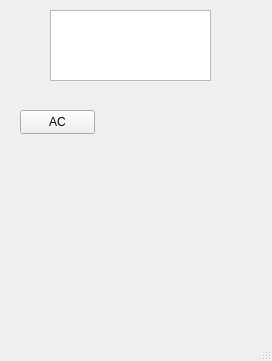
Before: the Qt Designer form main_window.ui in zahra-eslami/Assignment17, drawn with Qt 5.
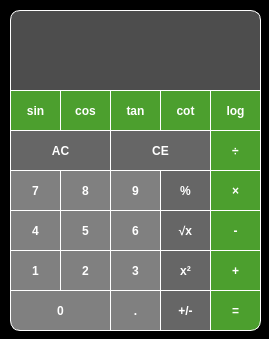
After: the same form once the commit is applied. Icons and pictures are not drawn.

Diff of the .ui file:
```diff
--- a/main_window.ui
+++ b/main_window.ui
@@ -6,49 +6,808 @@
    <rect>
     <x>0</x>
     <y>0</y>
-    <width>272</width>
-    <height>361</height>
+    <width>269</width>
+    <height>339</height>
    </rect>
   </property>
   <property name="windowTitle">
-   <string>MainWindow</string>
+   <string>MyCalculator</string>
+  </property>
+  <property name="windowIcon">
+   <iconset theme="accessories-calculator"/>
+  </property>
+  <property name="styleSheet">
+   <string notr="true">background-color: black;
+</string>
   </property>
   <widget class="QWidget" name="centralwidget">
-   <widget class="QTextEdit" name="textEdit">
-    <property name="geometry">
-     <rect>
-      <x>50</x>
-      <y>10</y>
-      <width>161</width>
-      <height>71</height>
-     </rect>
-    </property>
-   </widget>
-   <widget class="QPushButton" name="pushButton">
-    <property name="geometry">
-     <rect>
-      <x>20</x>
-      <y>110</y>
-      <width>75</width>
-      <height>24</height>
-     </rect>
-    </property>
-    <property name="text">
-     <string>AC</string>
-    </property>
-   </widget>
-  </widget>
-  <widget class="QMenuBar" name="menubar">
-   <property name="geometry">
-    <rect>
-     <x>0</x>
-     <y>0</y>
-     <width>272</width>
-     <height>22</height>
-    </rect>
+   <property name="styleSheet">
+    <string notr="true"/>
    </property>
+   <widget class="QPushButton" name="btn_ac">
+    <property name="geometry">
+     <rect>
+      <x>10</x>
+      <y>130</y>
+      <width>101</width>
+      <height>41</height>
+     </rect>
+    </property>
+    <property name="autoFillBackground">
+     <bool>false</bool>
+    </property>
+    <property name="styleSheet">
+     <string notr="true">background-color: rgba(128, 128, 128, 0.8);
+font: 700 14pt &quot;Consolas&quot;;
+font-weight: bold; 
+color: white; 
+border: 1px solid white;
+</string>
+    </property>
+    <property name="text">
+     <string>AC</string>
+    </property>
+    <property name="autoDefault">
+     <bool>false</bool>
+    </property>
+   </widget>
+   <widget class="QLineEdit" name="txtbox">
+    <property name="geometry">
+     <rect>
+      <x>10</x>
+      <y>10</y>
+      <width>251</width>
+      <height>81</height>
+     </rect>
+    </property>
+    <property name="styleSheet">
+     <string notr="true">background-color :rgb(77, 77, 77);
+border-top-left-radius: 10px; 
+border-top-right-radius: 10px;
+font: 700 16pt &quot;Consolas&quot;;
+font-weight: bold; 
+color: white; 
+border: 1px solid white;
+
+</string>
+    </property>
+   </widget>
+   <widget class="QPushButton" name="btn_plus_minues">
+    <property name="geometry">
+     <rect>
+      <x>160</x>
+      <y>290</y>
+      <width>51</width>
+      <height>41</height>
+     </rect>
+    </property>
+    <property name="autoFillBackground">
+     <bool>false</bool>
+    </property>
+    <property name="styleSheet">
+     <string notr="true">background-color: rgba(128, 128, 128, 0.8); 
+font: 700 14pt &quot;Consolas&quot;;
+font-weight: bold; 
+color: white; 
+border: 1px solid white;
+</string>
+    </property>
+    <property name="text">
+     <string>+/-</string>
+    </property>
+    <property name="autoDefault">
+     <bool>false</bool>
+    </property>
+   </widget>
+   <widget class="QPushButton" name="btn_num_9">
+    <property name="geometry">
+     <rect>
+      <x>110</x>
+      <y>170</y>
+      <width>51</width>
+      <height>41</height>
+     </rect>
+    </property>
+    <property name="autoFillBackground">
+     <bool>false</bool>
+    </property>
+    <property name="styleSheet">
+     <string notr="true">background-color: #808080; 
+font: 700 14pt &quot;Consolas&quot;;
+font-weight: bold; 
+color: white; 
+border: 1px solid white;
+</string>
+    </property>
+    <property name="text">
+     <string>9</string>
+    </property>
+    <property name="autoDefault">
+     <bool>false</bool>
+    </property>
+   </widget>
+   <widget class="QPushButton" name="btn_num_7">
+    <property name="geometry">
+     <rect>
+      <x>10</x>
+      <y>170</y>
+      <width>51</width>
+      <height>41</height>
+     </rect>
+    </property>
+    <property name="autoFillBackground">
+     <bool>false</bool>
+    </property>
+    <property name="styleSheet">
+     <string notr="true">background-color: #808080; 
+font: 700 14pt &quot;Consolas&quot;;
+font-weight: bold; 
+color: white; 
+border: 1px solid white;
+</string>
+    </property>
+    <property name="text">
+     <string>7</string>
+    </property>
+    <property name="autoDefault">
+     <bool>false</bool>
+    </property>
+   </widget>
+   <widget class="QPushButton" name="btn_num_8">
+    <property name="geometry">
+     <rect>
+      <x>60</x>
+      <y>170</y>
+      <width>51</width>
+      <height>41</height>
+     </rect>
+    </property>
+    <property name="autoFillBackground">
+     <bool>false</bool>
+    </property>
+    <property name="styleSheet">
+     <string notr="true">background-color: #808080; 
+font: 700 14pt &quot;Consolas&quot;;
+font-weight: bold; 
+color: white; 
+border: 1px solid white;
+</string>
+    </property>
+    <property name="text">
+     <string>8</string>
+    </property>
+    <property name="autoDefault">
+     <bool>false</bool>
+    </property>
+   </widget>
+   <widget class="QPushButton" name="btn_num_6">
+    <property name="geometry">
+     <rect>
+      <x>110</x>
+      <y>210</y>
+      <width>51</width>
+      <height>41</height>
+     </rect>
+    </property>
+    <property name="autoFillBackground">
+     <bool>false</bool>
+    </property>
+    <property name="styleSheet">
+     <string notr="true">background-color: #808080; 
+font: 700 14pt &quot;Consolas&quot;;
+font-weight: bold; 
+color: white; 
+border: 1px solid white;
+</string>
+    </property>
+    <property name="text">
+     <string>6</string>
+    </property>
+    <property name="autoDefault">
+     <bool>false</bool>
+    </property>
+   </widget>
+   <widget class="QPushButton" name="btn_num_4">
+    <property name="geometry">
+     <rect>
+      <x>10</x>
+      <y>210</y>
+      <width>51</width>
+      <height>41</height>
+     </rect>
+    </property>
+    <property name="autoFillBackground">
+     <bool>false</bool>
+    </property>
+    <property name="styleSheet">
+     <string notr="true">background-color: #808080; 
+font: 700 14pt &quot;Consolas&quot;;
+font-weight: bold; 
+color: white; 
+border: 1px solid white;
+</string>
+    </property>
+    <property name="text">
+     <string>4</string>
+    </property>
+    <property name="autoDefault">
+     <bool>false</bool>
+    </property>
+   </widget>
+   <widget class="QPushButton" name="btn_num_5">
+    <property name="geometry">
+     <rect>
+      <x>60</x>
+      <y>210</y>
+      <width>51</width>
+      <height>41</height>
+     </rect>
+    </property>
+    <property name="autoFillBackground">
+     <bool>false</bool>
+    </property>
+    <property name="styleSheet">
+     <string notr="true">background-color: #808080; 
+font: 700 14pt &quot;Consolas&quot;;
+font-weight: bold; 
+color: white; 
+border: 1px solid white;
+</string>
+    </property>
+    <property name="text">
+     <string>5</string>
+    </property>
+    <property name="autoDefault">
+     <bool>false</bool>
+    </property>
+   </widget>
+   <widget class="QPushButton" name="btn_num_3">
+    <property name="geometry">
+     <rect>
+      <x>110</x>
+      <y>250</y>
+      <width>51</width>
+      <height>41</height>
+     </rect>
+    </property>
+    <property name="autoFillBackground">
+     <bool>false</bool>
+    </property>
+    <property name="styleSheet">
+     <string notr="true">background-color: #808080; 
+font: 700 14pt &quot;Consolas&quot;;
+font-weight: bold; 
+color: white; 
+border: 1px solid white;
+</string>
+    </property>
+    <property name="text">
+     <string>3</string>
+    </property>
+    <property name="autoDefault">
+     <bool>false</bool>
+    </property>
+   </widget>
+   <widget class="QPushButton" name="btn_num_1">
+    <property name="geometry">
+     <rect>
+      <x>10</x>
+      <y>250</y>
+      <width>51</width>
+      <height>41</height>
+     </rect>
+    </property>
+    <property name="autoFillBackground">
+     <bool>false</bool>
+    </property>
+    <property name="styleSheet">
+     <string notr="true">background-color: #808080; 
+font: 700 14pt &quot;Consolas&quot;;
+font-weight: bold; 
+color: white; 
+border: 1px solid white;
+</string>
+    </property>
+    <property name="text">
+     <string>1</string>
+    </property>
+    <property name="autoDefault">
+     <bool>false</bool>
+    </property>
+   </widget>
+   <widget class="QPushButton" name="btn_num_2">
+    <property name="geometry">
+     <rect>
+      <x>60</x>
+      <y>250</y>
+      <width>51</width>
+      <height>41</height>
+     </rect>
+    </property>
+    <property name="autoFillBackground">
+     <bool>false</bool>
+    </property>
+    <property name="styleSheet">
+     <string notr="true">background-color: #808080; 
+font: 700 14pt &quot;Consolas&quot;;
+font-weight: bold; 
+color: white; 
+border: 1px solid white;
+</string>
+    </property>
+    <property name="text">
+     <string>2</string>
+    </property>
+    <property name="autoDefault">
+     <bool>false</bool>
+    </property>
+   </widget>
+   <widget class="QPushButton" name="btn_dot">
+    <property name="geometry">
+     <rect>
+      <x>110</x>
+      <y>290</y>
+      <width>51</width>
+      <height>41</height>
+     </rect>
+    </property>
+    <property name="autoFillBackground">
+     <bool>false</bool>
+    </property>
+    <property name="styleSheet">
+     <string notr="true">background-color: #808080; 
+font: 700 14pt &quot;Consolas&quot;;
+font-weight: bold; 
+color: white; 
+border: 1px solid white;
+</string>
+    </property>
+    <property name="text">
+     <string>.</string>
+    </property>
+    <property name="autoDefault">
+     <bool>false</bool>
+    </property>
+   </widget>
+   <widget class="QPushButton" name="btn_num_0">
+    <property name="geometry">
+     <rect>
+      <x>10</x>
+      <y>290</y>
+      <width>101</width>
+      <height>41</height>
+     </rect>
+    </property>
+    <property name="autoFillBackground">
+     <bool>false</bool>
+    </property>
+    <property name="styleSheet">
+     <string notr="true">background-color: #808080; 
+font: 700 14pt &quot;Consolas&quot;;
+font-weight: bold; 
+color: white; 
+border: 1px solid white;
+border-bottom-left-radius: 10px; 
+margin-bottom: 0px;
+padding-bottom: 0px;
+
+</string>
+    </property>
+    <property name="text">
+     <string>0</string>
+    </property>
+    <property name="autoDefault">
+     <bool>false</bool>
+    </property>
+   </widget>
+   <widget class="QPushButton" name="btn_sum">
+    <property name="geometry">
+     <rect>
+      <x>210</x>
+      <y>250</y>
+      <width>51</width>
+      <height>41</height>
+     </rect>
+    </property>
+    <property name="autoFillBackground">
+     <bool>false</bool>
+    </property>
+    <property name="styleSheet">
+     <string notr="true">background-color:  rgb(76, 159, 46);
+font: 700 14pt &quot;Consolas&quot;;
+font-weight: bold; 
+color: white; 
+border: 1px solid white;
+</string>
+    </property>
+    <property name="text">
+     <string>+</string>
+    </property>
+    <property name="autoDefault">
+     <bool>false</bool>
+    </property>
+   </widget>
+   <widget class="QPushButton" name="btn_div">
+    <property name="geometry">
+     <rect>
+      <x>210</x>
+      <y>130</y>
+      <width>51</width>
+      <height>41</height>
+     </rect>
+    </property>
+    <property name="autoFillBackground">
+     <bool>false</bool>
+    </property>
+    <property name="styleSheet">
+     <string notr="true">background-color:rgb(76, 159, 46);
+font: 700 14pt &quot;Consolas&quot;;
+font-weight: bold; 
+color: white; 
+border: 1px solid white;
+</string>
+    </property>
+    <property name="text">
+     <string>÷</string>
+    </property>
+    <property name="autoDefault">
+     <bool>false</bool>
+    </property>
+   </widget>
+   <widget class="QPushButton" name="btn_result">
+    <property name="geometry">
+     <rect>
+      <x>210</x>
+      <y>290</y>
+      <width>51</width>
+      <height>41</height>
+     </rect>
+    </property>
+    <property name="autoFillBackground">
+     <bool>false</bool>
+    </property>
+    <property name="styleSheet">
+     <string notr="true">background-color: rgb(76, 159, 46);
+font: 700 14pt &quot;Consolas&quot;;
+font-weight: bold; 
+color: white; 
+border: 1px solid white;
+border-bottom-right-radius: 10px;
+</string>
+    </property>
+    <property name="text">
+     <string>=</string>
+    </property>
+    <property name="autoDefault">
+     <bool>false</bool>
+    </property>
+   </widget>
+   <widget class="QPushButton" name="btn_mul">
+    <property name="geometry">
+     <rect>
+      <x>210</x>
+      <y>170</y>
+      <width>51</width>
+      <height>41</height>
+     </rect>
+    </property>
+    <property name="autoFillBackground">
+     <bool>false</bool>
+    </property>
+    <property name="styleSheet">
+     <string notr="true">background-color:rgb(76, 159, 46); 
+font: 700 14pt &quot;Consolas&quot;;
+font-weight: bold; 
+color: white; 
+border: 1px solid white;
+</string>
+    </property>
+    <property name="text">
+     <string>×</string>
+    </property>
+    <property name="autoDefault">
+     <bool>false</bool>
+    </property>
+   </widget>
+   <widget class="QPushButton" name="btn_sub">
+    <property name="geometry">
+     <rect>
+      <x>210</x>
+      <y>210</y>
+      <width>51</width>
+      <height>41</height>
+     </rect>
+    </property>
+    <property name="autoFillBackground">
+     <bool>false</bool>
+    </property>
+    <property name="styleSheet">
+     <string notr="true">background-color:  rgb(76, 159, 46);
+font: 700 14pt &quot;Consolas&quot;;
+font-weight: bold; 
+color: white; 
+border: 1px solid white;
+</string>
+    </property>
+    <property name="text">
+     <string>-</string>
+    </property>
+    <property name="autoDefault">
+     <bool>false</bool>
+    </property>
+   </widget>
+   <widget class="QPushButton" name="btn_sin">
+    <property name="geometry">
+     <rect>
+      <x>10</x>
+      <y>90</y>
+      <width>51</width>
+      <height>41</height>
+     </rect>
+    </property>
+    <property name="autoFillBackground">
+     <bool>false</bool>
+    </property>
+    <property name="styleSheet">
+     <string notr="true">background-color:rgb(76, 159, 46);
+font: 700 14pt &quot;Consolas&quot;;
+font-weight: bold; 
+color: white; 
+border: 1px solid white;
+</string>
+    </property>
+    <property name="text">
+     <string>sin</string>
+    </property>
+    <property name="autoDefault">
+     <bool>false</bool>
+    </property>
+   </widget>
+   <widget class="QPushButton" name="btn_cot">
+    <property name="geometry">
+     <rect>
+      <x>160</x>
+      <y>90</y>
+      <width>51</width>
+      <height>41</height>
+     </rect>
+    </property>
+    <property name="autoFillBackground">
+     <bool>false</bool>
+    </property>
+    <property name="styleSheet">
+     <string notr="true">background-color: rgb(76, 159, 46);
+font: 700 14pt &quot;Consolas&quot;;
+font-weight: bold; 
+color: white; 
+border: 1px solid white;
+</string>
+    </property>
+    <property name="text">
+     <string>cot</string>
+    </property>
+    <property name="autoDefault">
+     <bool>false</bool>
+    </property>
+   </widget>
+   <widget class="QPushButton" name="btn_tan">
+    <property name="geometry">
+     <rect>
+      <x>110</x>
+      <y>90</y>
+      <width>51</width>
+      <height>41</height>
+     </rect>
+    </property>
+    <property name="autoFillBackground">
+     <bool>false</bool>
+    </property>
+    <property name="styleSheet">
+     <string notr="true">background-color:  rgb(76, 159, 46);
+font: 700 14pt &quot;Consolas&quot;;
+font-weight: bold; 
+color: white; 
+border: 1px solid white;
+</string>
+    </property>
+    <property name="text">
+     <string>tan</string>
+    </property>
+    <property name="autoDefault">
+     <bool>false</bool>
+    </property>
+   </widget>
+   <widget class="QPushButton" name="btn_cos">
+    <property name="geometry">
+     <rect>
+      <x>60</x>
+      <y>90</y>
+      <width>51</width>
+      <height>41</height>
+     </rect>
+    </property>
+    <property name="autoFillBackground">
+     <bool>false</bool>
+    </property>
+    <property name="styleSheet">
+     <string notr="true">background-color: rgb(76, 159, 46); 
+font: 700 14pt &quot;Consolas&quot;;
+font-weight: bold; 
+color: white; 
+border: 1px solid white;
+</string>
+    </property>
+    <property name="text">
+     <string>cos</string>
+    </property>
+    <property name="autoDefault">
+     <bool>false</bool>
+    </property>
+   </widget>
+   <widget class="QPushButton" name="btn_log">
+    <property name="geometry">
+     <rect>
+      <x>210</x>
+      <y>90</y>
+      <width>51</width>
+      <height>41</height>
+     </rect>
+    </property>
+    <property name="autoFillBackground">
+     <bool>false</bool>
+    </property>
+    <property name="styleSheet">
+     <string notr="true">background-color: rgb(76, 159, 46);
+font: 700 14pt &quot;Consolas&quot;;
+font-weight: bold; 
+color: white; 
+border: 1px solid white;
+</string>
+    </property>
+    <property name="text">
+     <string>log</string>
+    </property>
+    <property name="autoDefault">
+     <bool>false</bool>
+    </property>
+   </widget>
+   <widget class="QPushButton" name="btn_sqrt">
+    <property name="geometry">
+     <rect>
+      <x>160</x>
+      <y>210</y>
+      <width>51</width>
+      <height>41</height>
+     </rect>
+    </property>
+    <property name="autoFillBackground">
+     <bool>false</bool>
+    </property>
+    <property name="styleSheet">
+     <string notr="true">background-color: rgba(128, 128, 128, 0.8);
+font: 700 14pt &quot;Consolas&quot;;
+font-weight: bold; 
+color: white; 
+border: 1px solid white;
+</string>
+    </property>
+    <property name="text">
+     <string>√x</string>
+    </property>
+    <property name="autoDefault">
+     <bool>false</bool>
+    </property>
+   </widget>
+   <widget class="QPushButton" name="btn_percent">
+    <property name="geometry">
+     <rect>
+      <x>160</x>
+      <y>170</y>
+      <width>51</width>
+      <height>41</height>
+     </rect>
+    </property>
+    <property name="autoFillBackground">
+     <bool>false</bool>
+    </property>
+    <property name="styleSheet">
+     <string notr="true">background-color: rgba(128, 128, 128, 0.8);
+font: 700 14pt &quot;Consolas&quot;;
+font-weight: bold; 
+color: white; 
+border: 1px solid white;
+</string>
+    </property>
+    <property name="text">
+     <string>%</string>
+    </property>
+    <property name="autoDefault">
+     <bool>false</bool>
+    </property>
+   </widget>
+   <widget class="QPushButton" name="btn_ce">
+    <property name="geometry">
+     <rect>
+      <x>110</x>
+      <y>130</y>
+      <width>101</width>
+      <height>41</height>
+     </rect>
+    </property>
+    <property name="autoFillBackground">
+     <bool>false</bool>
+    </property>
+    <property name="styleSheet">
+     <string notr="true">background-color:rgba(128, 128, 128, 0.8); 
+font: 700 14pt &quot;Consolas&quot;;
+font-weight: bold; 
+color: white; 
+border: 1px solid white;
+</string>
+    </property>
+    <property name="text">
+     <string>CE</string>
+    </property>
+    <property name="autoDefault">
+     <bool>false</bool>
+    </property>
+   </widget>
+   <widget class="QPushButton" name="btn_sqr">
+    <property name="geometry">
+     <rect>
+      <x>160</x>
+      <y>250</y>
+      <width>51</width>
+      <height>41</height>
+     </rect>
+    </property>
+    <property name="autoFillBackground">
+     <bool>false</bool>
+    </property>
+    <property name="styleSheet">
+     <string notr="true">background-color: rgba(128, 128, 128, 0.8);
+font: 700 14pt &quot;Consolas&quot;;
+font-weight: bold; 
+color: white; 
+border: 1px solid white;
+</string>
+    </property>
+    <property name="text">
+     <string>x²</string>
+    </property>
+    <property name="autoDefault">
+     <bool>false</bool>
+    </property>
+   </widget>
+   <zorder>btn_ac</zorder>
+   <zorder>txtbox</zorder>
+   <zorder>btn_num_9</zorder>
+   <zorder>btn_num_7</zorder>
+   <zorder>btn_num_8</zorder>
+   <zorder>btn_num_6</zorder>
+   <zorder>btn_num_4</zorder>
+   <zorder>btn_num_5</zorder>
+   <zorder>btn_num_3</zorder>
+   <zorder>btn_num_1</zorder>
+   <zorder>btn_num_2</zorder>
+   <zorder>btn_sum</zorder>
+   <zorder>btn_div</zorder>
+   <zorder>btn_mul</zorder>
+   <zorder>btn_sub</zorder>
+   <zorder>btn_sin</zorder>
+   <zorder>btn_cot</zorder>
+   <zorder>btn_tan</zorder>
+   <zorder>btn_cos</zorder>
+   <zorder>btn_log</zorder>
+   <zorder>btn_sqrt</zorder>
+   <zorder>btn_percent</zorder>
+   <zorder>btn_ce</zorder>
+   <zorder>btn_sqr</zorder>
+   <zorder>btn_plus_minues</zorder>
+   <zorder>btn_dot</zorder>
+   <zorder>btn_num_0</zorder>
+   <zorder>btn_result</zorder>
   </widget>
-  <widget class="QStatusBar" name="statusbar"/>
  </widget>
  <resources/>
  <connections/>
```
Left out of the diff: 4 changed lines with no effect on the pictures.
